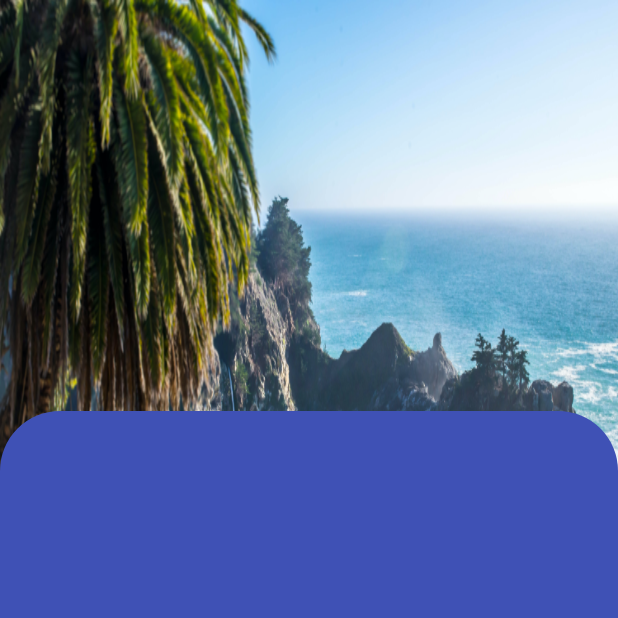
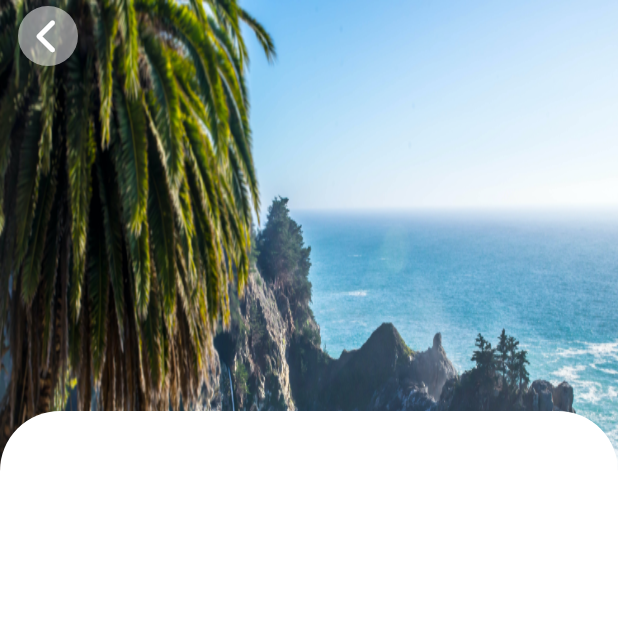
Before and after one commit to jhongo/travel_app, a Flutter app: the screen it shows after launch, after a tap on "Mc Way Falls", on a phone screen of 412 x 824 dp, the top half of it. Run offline on Flutter 3.47's test engine with Material 2 defaults, Android fonts, the phone set to English and light mode, and no system bars; our stand-ins replace font_awesome_flutter, google_nav_bar; network calls fail.

Commit message:
Header Button complete

```diff
--- a/lib/presentation/screen/home/details/details_screen.dart
+++ b/lib/presentation/screen/home/details/details_screen.dart
@@ -1,7 +1,7 @@
 import 'package:flutter/material.dart';
+import 'package:font_awesome_flutter/font_awesome_flutter.dart';
 import 'package:travel_app/infraestructure/models/places_model.dart';
 import 'package:travel_app/presentation/widgets/home/image_card_widget.dart';
-
 
 class DetailsScreen extends StatelessWidget {
   final Places places;
@@ -12,25 +12,61 @@ class DetailsScreen extends StatelessWidget {
     final size = MediaQuery.of(context).size;
     return Scaffold(
       body: Container(
-        width:size.width,
+        width: size.width,
         height: size.height,
         child: Stack(
           children: [
-            ImageCard(urlImage: places.url, sizeCard: 450),
-            Positioned( bottom: 0, left: 0, right: 0,
+            Hero(
+                tag: 'image-place',
+                child: ImageCard(urlImage: places.url, sizeCard: 450)),
+            Positioned(
+              bottom: 0,
+              left: 0,
+              right: 0,
               child: Container(
                 width: double.infinity,
                 height: 550,
-                decoration: BoxDecoration(
-                color: Colors.indigo,
-                  borderRadius:BorderRadius.only(topLeft: Radius.circular(40), topRight: Radius.circular(40))
+                decoration: const BoxDecoration(
+                    color: Colors.white,
+                    borderRadius: BorderRadius.only(
+                        topLeft: Radius.circular(40),
+                        topRight: Radius.circular(40))),
+              ),
+            ),
+            SafeArea(
+              child: Container(
+                width: double.infinity,
+                child: Row(
+                  children: [
+                    ButtonHeader(function: () => Navigator.pop(context),),
+                    const Spacer(),
+
+                  ],
                 ),
               ),
             )
-
           ],
         ),
       ),
     );
   }
 }
+
+class ButtonHeader extends StatelessWidget {
+
+  final VoidCallback function;
+  const ButtonHeader({super.key, required this.function});
+
+  @override
+  Widget build(BuildContext context) {
+    return TextButton(
+        onPressed: function,
+        style: TextButton.styleFrom(
+            backgroundColor: Colors.white.withOpacity(0.5),
+            shape: const CircleBorder()),
+        child: const FaIcon(
+          FontAwesomeIcons.chevronLeft,
+          color: Colors.white,
+        ));
+  }
+}
--- a/lib/presentation/widgets/home/body_cardplace_widget.dart
+++ b/lib/presentation/widgets/home/body_cardplace_widget.dart
@@ -1,3 +1,5 @@
+import 'dart:math';
+
 import 'package:flutter/material.dart';
 import 'package:font_awesome_flutter/font_awesome_flutter.dart';
 import 'package:travel_app/infraestructure/models/places_model.dart';
@@ -60,10 +62,13 @@ class _CardPlaceWidgetState extends State<CardPlaceWidget> {
 
             ClipRRect(
               borderRadius: const BorderRadius.only(topLeft: Radius.circular(35), topRight: Radius.circular(35)  ),
-              child: ImageCard(
-                urlImage: widget.places.url,
-                sizeCard: 180
-                )
+              child: Hero(
+                tag: 'image-place',
+                child: ImageCard(
+                  urlImage: widget.places.url,
+                  sizeCard: 180
+                  ),
+              )
             ),
 
             Positioned(
```
